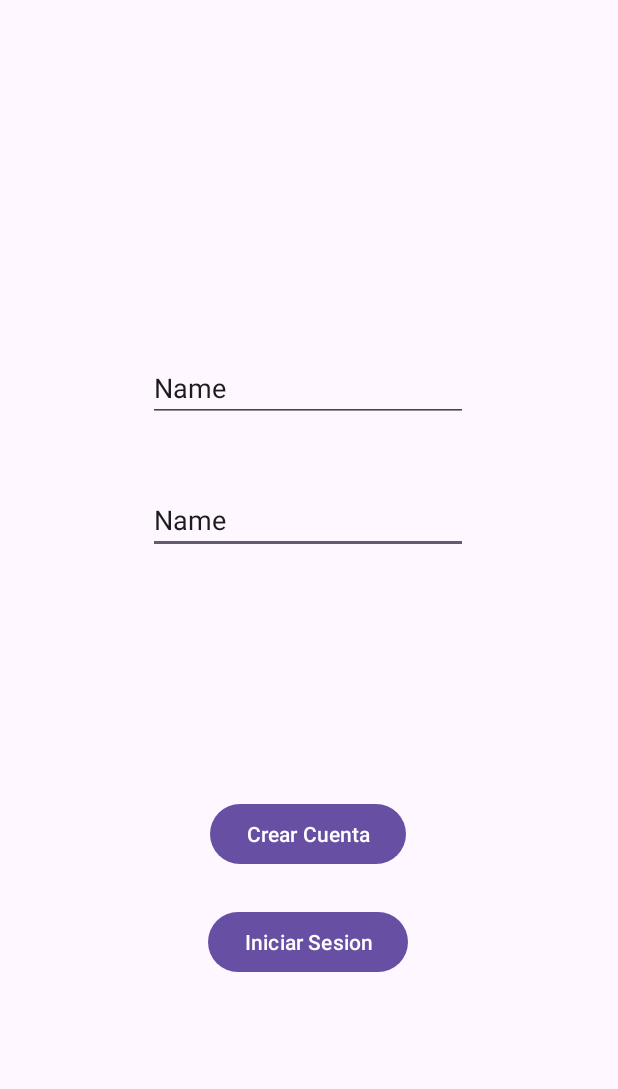
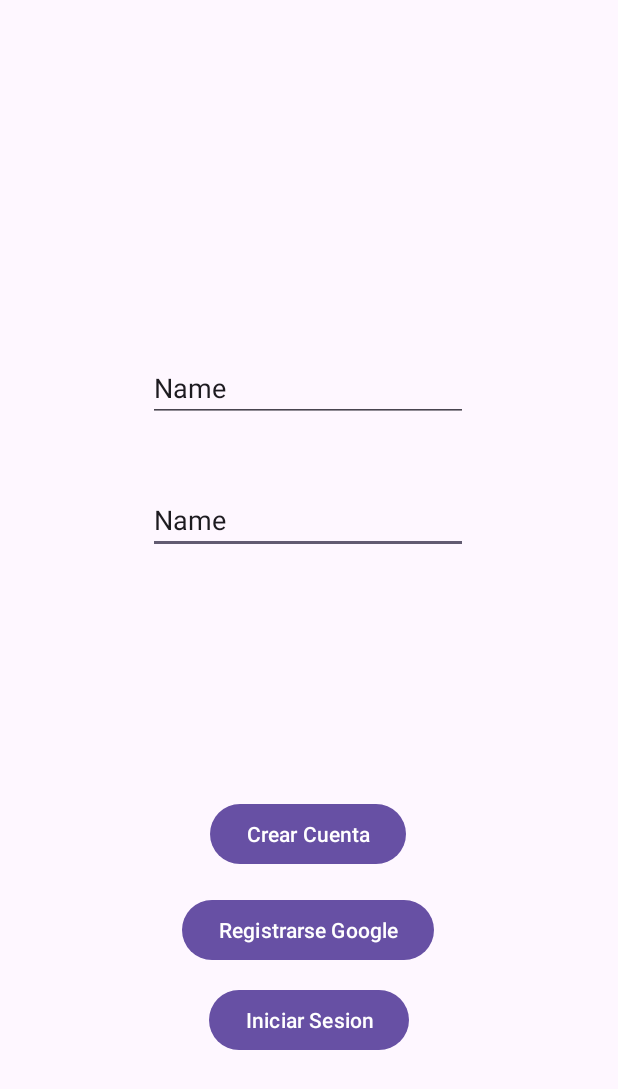
Before and after one commit to orlandoDc06/40y20CoctelBar, an Android app: the screen it shows after launch (MainActivity), after a tap on "Crear Cuenta", on a phone screen of 412 x 824 dp. Shown: the top 1089 px of the screen. Run offline under Robolectric (Android 15) with nearby library versions, the phone set to English and light mode, and no system bars; our stand-ins replace Firebase (no records; nobody signed in at launch, a user with empty details on screens opened directly).

Commit message:
Google authentication

```diff
--- a/app/build.gradle
+++ b/app/build.gradle
@@ -46,8 +46,12 @@ dependencies {
 
     implementation 'com.google.firebase:firebase-analytics'
 
-    //DEPENDECIAS DE ATENTICATION
+    //DEPENDECIAS DE AUTENTICACION
     implementation 'com.google.firebase:firebase-auth:22.3.0'
 
+    //DEPENDECIAS DE GOOGLE
+    implementation("androidx.credentials:credentials:1.3.0")
+    implementation("androidx.credentials:credentials-play-services-auth:1.3.0")
+    implementation("com.google.android.libraries.identity.googleid:googleid:1.1.1")
 
 }
--- a/app/src/main/java/com/example/a40y20coctelbar/MainActivity.java
+++ b/app/src/main/java/com/example/a40y20coctelbar/MainActivity.java
@@ -1,6 +1,11 @@
 package com.example.a40y20coctelbar;
 
+import androidx.annotation.NonNull;
+import androidx.credentials.Credential;
+import androidx.credentials.CredentialManager;
 import android.os.Bundle;
+import android.os.CancellationSignal;
+import android.util.Log;
 import android.view.View;
 import android.widget.Button;
 import android.widget.EditText;
@@ -11,15 +16,31 @@ import androidx.appcompat.app.AppCompatActivity;
 import androidx.core.graphics.Insets;
 import androidx.core.view.ViewCompat;
 import androidx.core.view.WindowInsetsCompat;
+import androidx.credentials.CredentialManagerCallback;
+import androidx.credentials.CustomCredential;
+import androidx.credentials.GetCredentialRequest;
+import androidx.credentials.GetCredentialResponse;
+import androidx.credentials.exceptions.GetCredentialException;
 
+import com.google.android.libraries.identity.googleid.GetGoogleIdOption;
+import com.google.android.libraries.identity.googleid.GoogleIdTokenCredential;
+import com.google.firebase.auth.AuthCredential;
 import com.google.firebase.auth.FirebaseAuth;
 import com.google.firebase.auth.FirebaseUser;
+import com.google.firebase.auth.GoogleAuthProvider;
+
+import java.util.concurrent.Executor;
+import java.util.concurrent.Executors;
 
 public class MainActivity extends AppCompatActivity {
 
     private EditText txtEmail, txtPassword;
-    private Button btnCrear, btnIniciar;
+    private Button btnCrear, btnIniciar, btnCrearGoogle;
     private FirebaseAuth miAuth;
+
+    //CLASES PARA GOOGLE
+    private CredentialManager credentialManager;
+    private static final int RC_SING_IN = 2001;
 
     @Override
     protected void onCreate(Bundle savedInstanceState) {
@@ -31,29 +52,42 @@ public class MainActivity extends AppCompatActivity {
             v.setPadding(systemBars.left, systemBars.top, systemBars.right, systemBars.bottom);
             return insets;
         });
-
         AsociarElementosXml();
     }
 
     private void AsociarElementosXml(){
+        credentialManager = CredentialManager.create(getBaseContext());
+
         txtEmail = findViewById(R.id.txtEmail);
         txtPassword = findViewById(R.id.txtPassword);
         btnCrear = findViewById(R.id.btnCrear);
         btnIniciar = findViewById(R.id.btnIniciar);
+        btnCrearGoogle = findViewById(R.id.btnCrearGoogle);
         miAuth = FirebaseAuth.getInstance();
+
 
         //Evento registrar users
         btnCrear.setOnClickListener(new View.OnClickListener() {
             @Override
             public void onClick(View v) {
-                RegisterUser();
+               // RegisterUser();
+                RegisterGoogle();
             }
         });
 
+        // EVENTO INICIAR SESION
         btnIniciar.setOnClickListener(new View.OnClickListener() {
             @Override
             public void onClick(View v) {
                 IniciarSesion();
+            }
+        });
+
+        //REGISTRARSE CON GOOGLE
+        btnCrearGoogle.setOnClickListener(new View.OnClickListener() {
+            @Override
+            public void onClick(View v) {
+                RegisterGoogle();
             }
         });
 
@@ -120,4 +154,59 @@ public class MainActivity extends AppCompatActivity {
             });
         }
     }
+
+    //REGISTRO CON GOOLE
+    private void RegisterGoogle(){
+        GetGoogleIdOption getGoogleIdOption = new GetGoogleIdOption
+                .Builder()
+                .setFilterByAuthorizedAccounts(false)
+                .setServerClientId("540675848058-4r8brq7le1fo80ok2m94c6fpp8fm5dg9.apps.googleusercontent.com")
+                .build();
+
+        GetCredentialRequest request = new GetCredentialRequest
+                .Builder()
+                .addCredentialOption(getGoogleIdOption)
+                .build();
+
+        credentialManager.getCredentialAsync(
+                getBaseContext(),
+                request,
+                new CancellationSignal(),
+                Executors.newSingleThreadExecutor(),
+                new CredentialManagerCallback<GetCredentialResponse, GetCredentialException>() {
+                    @Override
+                    public void onResult(GetCredentialResponse getCredentialResponse) {
+                        handleSignIn(getCredentialResponse.getCredential());
+                    }
+
+                    @Override
+                    public void onError(@NonNull GetCredentialException e) {
+                        Log.e("ERROR", e.getMessage());
+                    }
+                }
+        );
+    }
+
+    private void handleSignIn(Credential credential) {
+        if(credential instanceof CustomCredential){
+            CustomCredential customCredential = (CustomCredential) credential;
+            Bundle credientialData = customCredential.getData();
+            GoogleIdTokenCredential googleIdTokenCredential = GoogleIdTokenCredential.createFrom(credientialData);
+            firebaseAuthWhitGoogle(googleIdTokenCredential.getIdToken());
+        }
+    }
+
+    private void firebaseAuthWhitGoogle(String idToken) {
+        AuthCredential credential = GoogleAuthProvider.getCredential(idToken, null);
+        miAuth.signInWithCredential(credential)
+                .addOnCompleteListener(this, task -> {
+                    if(task.isSuccessful()){
+                        Log.d("EXITO","USUARIO REGISTRADO");
+                    }
+                    else{
+                        Log.w("ERROR", "Fallo la creadion del usuario");
+                    }
+                });
+
+    }
 }
--- a/app/src/main/res/layout/activity_main.xml
+++ b/app/src/main/res/layout/activity_main.xml
@@ -48,10 +48,23 @@
         android:id="@+id/btnIniciar"
         android:layout_width="wrap_content"
         android:layout_height="wrap_content"
-        android:layout_marginBottom="172dp"
+        android:layout_marginBottom="120dp"
         android:text="Iniciar Sesion"
         app:layout_constraintBottom_toBottomOf="parent"
         app:layout_constraintEnd_toEndOf="parent"
-        app:layout_constraintHorizontal_bias="0.498"
+        app:layout_constraintHorizontal_bias="0.501"
+        app:layout_constraintStart_toStartOf="parent" />
+
+    <Button
+        android:id="@+id/btnCrearGoogle"
+        android:layout_width="wrap_content"
+        android:layout_height="wrap_content"
+        android:layout_marginStart="154dp"
+        android:layout_marginEnd="166dp"
+        android:layout_marginBottom="180dp"
+        android:text="Registrarse Google"
+        app:layout_constraintBottom_toBottomOf="parent"
+        app:layout_constraintEnd_toEndOf="parent"
+        app:layout_constraintHorizontal_bias="0.43"
         app:layout_constraintStart_toStartOf="parent" />
 </androidx.constraintlayout.widget.ConstraintLayout>
--- a/gradle/libs.versions.toml
+++ b/gradle/libs.versions.toml
@@ -1,5 +1,5 @@
 [versions]
-agp = "8.10.0"
+agp = "8.7.2"
 junit = "4.13.2"
 junitVersion = "1.1.5"
 espressoCore = "3.5.1"
```
Also changed, not shown: 1 other file.
